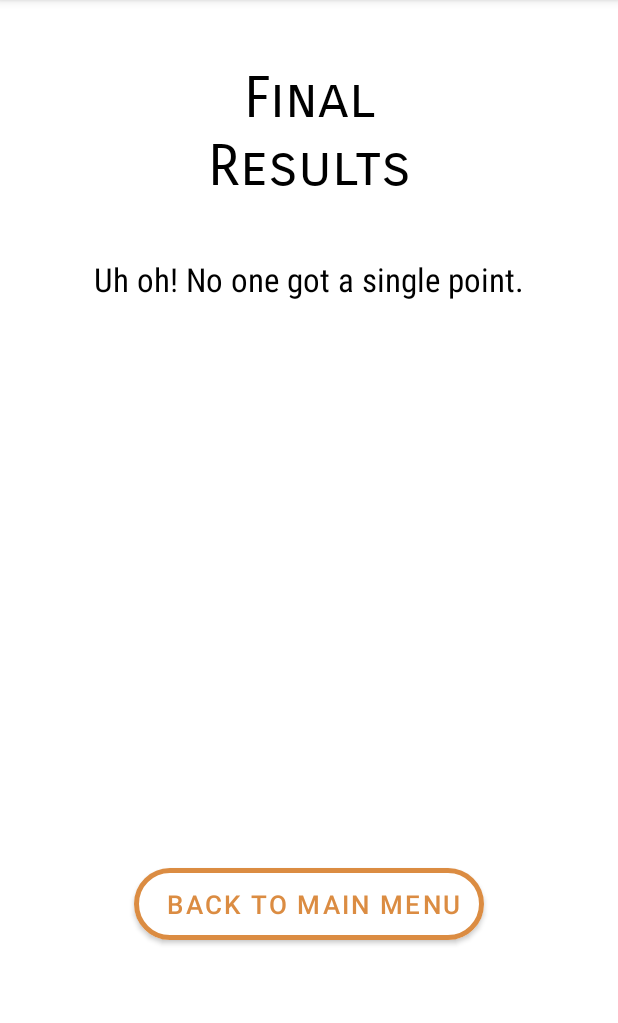
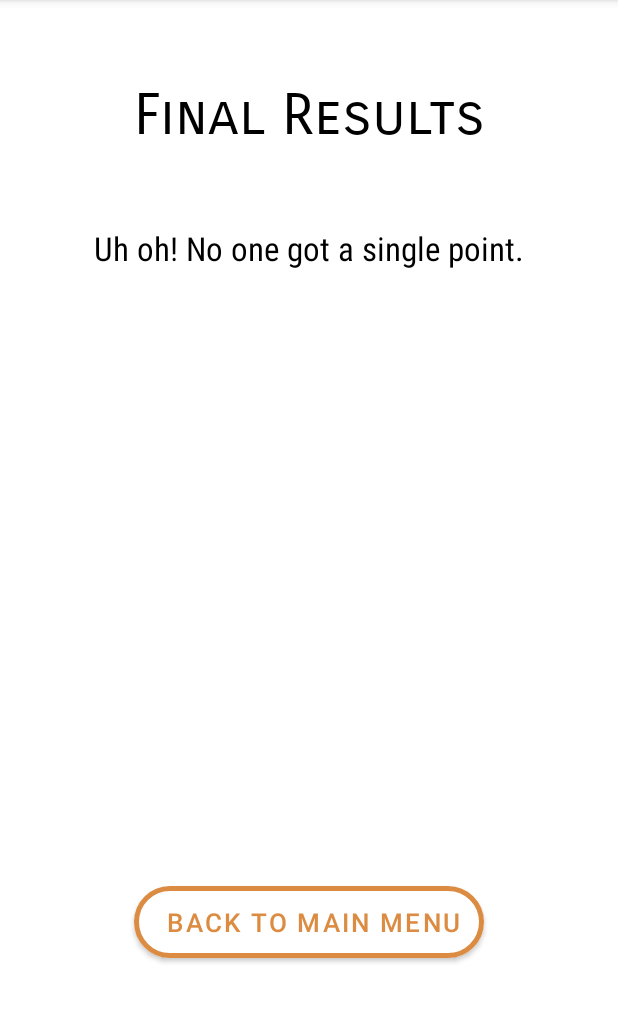
Before and after one commit to kkirsteinhansen/AndroidSimpleQuiz, an Android app: the ResultsFragment screen opened through its navigation route, on a phone screen of 412 x 824 dp, the part 84-1107 px from its top. Run offline under Robolectric (Android 15) with nearby library versions, the phone set to English and light mode, and no system bars; 3 statements that could not run were skipped.

Commit message:
convert even more constraints in layout to percentages

```diff
--- a/app/src/main/res/layout/fragment_manage_questions.xml
+++ b/app/src/main/res/layout/fragment_manage_questions.xml
@@ -3,8 +3,8 @@
     xmlns:app="http://schemas.android.com/apk/res-auto"
     android:layout_width="match_parent"
     android:layout_height="match_parent"
-    android:orientation="vertical"
-    android:layout_margin="25dp">
+    android:layout_margin="30dp"
+    android:orientation="vertical">
 
     <TextView
         android:id="@+id/addquestion_heading"
@@ -103,11 +103,10 @@
         android:layout_width="match_parent"
         android:layout_height="match_parent"
         android:layout_marginTop="10dp"
+        android:fadeScrollbars="false"
         android:scrollbarStyle="outsideInset"
-        android:scrollbars="vertical"
         android:scrollbarThumbVertical="@color/light_orange"
         android:scrollbarTrackVertical="@color/light_grey"
-        android:fadeScrollbars="false"
-        />
+        android:scrollbars="vertical" />
 
 </LinearLayout>
--- a/app/src/main/res/layout/fragment_quiz.xml
+++ b/app/src/main/res/layout/fragment_quiz.xml
@@ -157,7 +157,7 @@
     <TextView
         android:id="@+id/current_question"
         android:layout_width="0dp"
-        android:layout_height="100dp"
+        android:layout_height="0dp"
         android:fontFamily="sans-serif-condensed-light"
         android:gravity="center_horizontal"
         android:textColor="@color/black"
--- a/app/src/main/res/layout/fragment_results.xml
+++ b/app/src/main/res/layout/fragment_results.xml
@@ -3,26 +3,23 @@
     xmlns:app="http://schemas.android.com/apk/res-auto"
     xmlns:tools="http://schemas.android.com/tools"
     android:layout_width="match_parent"
-    android:layout_height="match_parent"
-    android:layout_margin="20dp">
+    android:layout_height="match_parent">
 
 
     <TextView
         android:id="@+id/textView"
         android:layout_width="0dp"
         android:layout_height="wrap_content"
-        android:layout_marginStart="25dp"
-        android:layout_marginEnd="25dp"
         android:fontFamily="sans-serif-smallcaps"
         android:gravity="center"
-        android:text="Final\nResults"
+        android:text="Final Results"
         android:textAlignment="center"
         android:textColor="@color/black"
         android:textSize="38sp"
         app:layout_constraintBottom_toTopOf="@+id/winner"
-        app:layout_constraintEnd_toEndOf="parent"
-        app:layout_constraintStart_toStartOf="parent"
-        app:layout_constraintTop_toTopOf="parent" />
+        app:layout_constraintEnd_toEndOf="@id/guideline_list_right"
+        app:layout_constraintStart_toStartOf="@id/guideline_list_left"
+        app:layout_constraintTop_toTopOf="@id/guideline14" />
 
     <androidx.constraintlayout.widget.Barrier
         android:id="@+id/barrier3"
@@ -45,17 +42,15 @@
     <TextView
         android:id="@+id/winner"
         android:layout_width="0dp"
-        android:layout_height="60dp"
-        android:layout_marginStart="25dp"
-        android:layout_marginEnd="25dp"
+        android:layout_height="0dp"
         android:fontFamily="sans-serif-condensed"
         android:gravity="center"
         android:textColor="@color/black"
         android:textSize="22sp"
         app:layout_constraintBottom_toTopOf="@+id/guideline_list_top"
-        app:layout_constraintEnd_toEndOf="parent"
+        app:layout_constraintEnd_toEndOf="@id/guideline_list_right"
         app:layout_constraintHorizontal_bias="0.5"
-        app:layout_constraintStart_toStartOf="parent"
+        app:layout_constraintStart_toStartOf="@id/guideline_list_left"
         app:layout_constraintTop_toBottomOf="@+id/textView" />
 
     <com.google.android.material.button.MaterialButton
@@ -68,9 +63,9 @@
         android:textSize="@dimen/button_text_size"
         app:cornerRadius="@dimen/button_corner"
         app:layout_constraintBottom_toTopOf="@+id/guideline1"
-        app:layout_constraintEnd_toEndOf="parent"
+        app:layout_constraintEnd_toEndOf="@id/guideline_list_right"
         app:layout_constraintHorizontal_bias="0.498"
-        app:layout_constraintStart_toStartOf="parent"
+        app:layout_constraintStart_toStartOf="@id/guideline_list_left"
         app:layout_constraintTop_toTopOf="@+id/guideline_list_bottom"
         app:strokeColor="@color/orange"
         app:strokeWidth="@dimen/button_stroke" />
@@ -330,13 +325,20 @@
         android:layout_width="wrap_content"
         android:layout_height="wrap_content"
         android:orientation="vertical"
-        app:layout_constraintGuide_begin="25dp" />
+        app:layout_constraintGuide_percent="0.05" />
 
     <androidx.constraintlayout.widget.Guideline
         android:id="@+id/guideline_list_right"
         android:layout_width="wrap_content"
         android:layout_height="wrap_content"
         android:orientation="vertical"
-        app:layout_constraintGuide_end="25dp" />
+        app:layout_constraintGuide_percent="0.95" />
+
+    <androidx.constraintlayout.widget.Guideline
+        android:id="@+id/guideline14"
+        android:layout_width="wrap_content"
+        android:layout_height="wrap_content"
+        android:orientation="horizontal"
+        app:layout_constraintGuide_percent="0.07" />
 
 </androidx.constraintlayout.widget.ConstraintLayout>
```
